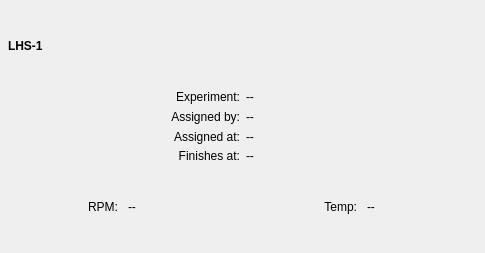
Above: reactorgui/uiCellOverviewWidget.ui from daharkan/ModularReactionPackage before the change. Below: the same form after it.
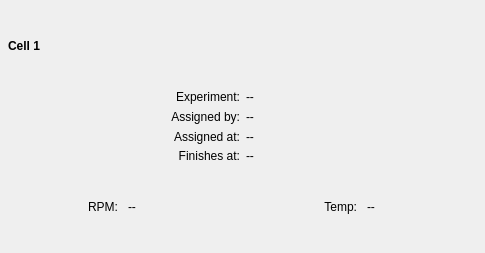
That is the form after the change.

Diff of the .ui file:
```diff
--- a/reactorgui/uiCellOverviewWidget.ui
+++ b/reactorgui/uiCellOverviewWidget.ui
@@ -36,6 +36,11 @@
     <number>8</number>
    </property>
    <item>
+    <layout class="QHBoxLayout" name="headerLayout">
+     <property name="spacing">
+      <number>6</number>
+     </property>
+     <item>
     <widget class="QLabel" name="slotLabel">
      <property name="font">
       <font>
@@ -43,9 +48,39 @@
       </font>
      </property>
      <property name="text">
-      <string>LHS-1</string>
-     </property>
-    </widget>
+        <string>Cell 1</string>
+       </property>
+      </widget>
+     </item>
+     <item>
+      <spacer name="headerSpacer">
+       <property name="orientation">
+        <enum>Qt::Horizontal</enum>
+       </property>
+       <property name="sizeHint" stdset="0">
+        <size>
+         <width>40</width>
+         <height>20</height>
+        </size>
+       </property>
+      </spacer>
+     </item>
+     <item>
+      <widget class="QLabel" name="stateLabel">
+       <property name="font">
+        <font>
+         <bold>true</bold>
+        </font>
+       </property>
+       <property name="alignment">
+        <set>Qt::AlignRight|Qt::AlignTrailing|Qt::AlignVCenter</set>
+       </property>
+       <property name="text">
+        <string/>
+       </property>
+      </widget>
+     </item>
+    </layout>
    </item>
    <item>
     <layout class="QGridLayout" name="detailsLayout">
```
Lines whose indentation alone changed are shown as unchanged.
